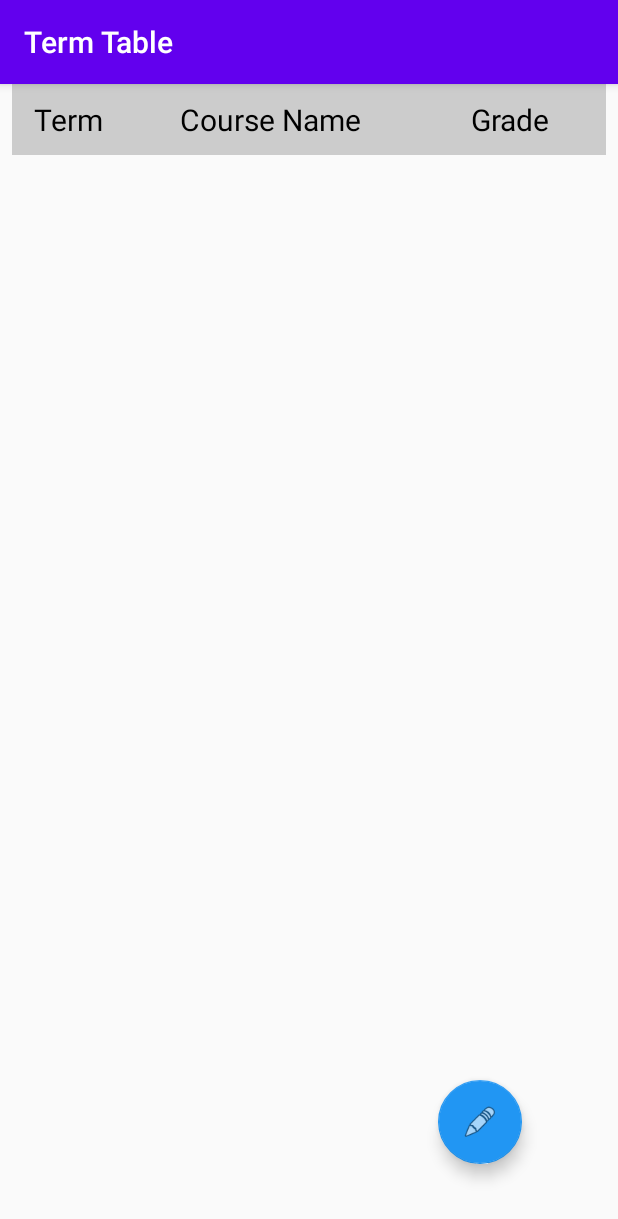
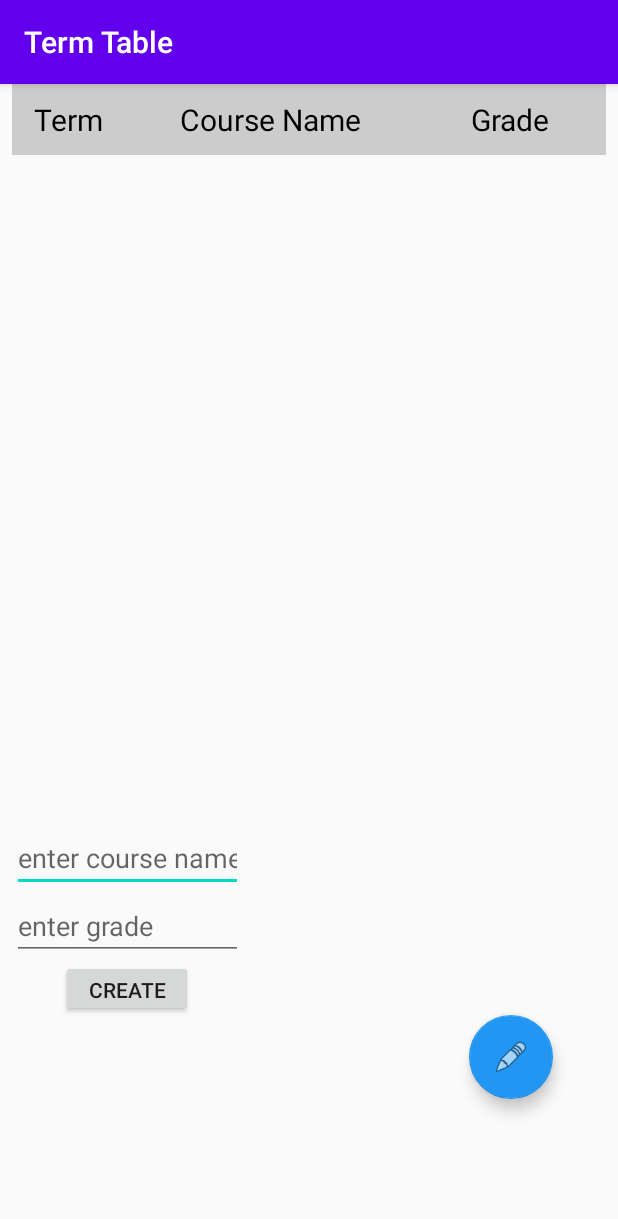
Before and after one commit to Trui-git/GradeTracker, an Android app: the ProgressActivity screen opened directly, with no data from a screen before it, after a tap on an icon or button, on a phone screen of 412 x 824 dp. Shown: the top 1219 px of the screen. Run offline under Robolectric (Android 15) with nearby library versions, the light colour scheme and no system bars; 2 statements that could not run were skipped.

Commit message:
add text edit for progress activity

```diff
--- a/app/src/main/java/com/trios/gradetracker/ProgressActivity.java
+++ b/app/src/main/java/com/trios/gradetracker/ProgressActivity.java
@@ -1,5 +1,6 @@
 package com.trios.gradetracker;
 
+import androidx.annotation.NonNull;
 import androidx.appcompat.app.AppCompatActivity;
 
 import android.content.Intent;
@@ -9,6 +10,10 @@ import android.graphics.Color;
 import android.os.Bundle;
 import android.view.Gravity;
 import android.view.View;
+import android.view.Window;
+import android.view.WindowManager;
+import android.widget.EditText;
+import android.widget.LinearLayout;
 import android.widget.TableLayout;
 import android.widget.TableRow;
 import android.widget.TextView;
@@ -22,6 +27,7 @@ public class ProgressActivity extends AppCompatActivity {
     private SQLiteDatabase db = null;
     private final String DB_NAME = "gradeTrackerDB";
     int termID;
+    private int visible = 0;
 
     ArrayList<String> courseNames = new ArrayList<>();
     ArrayList<Integer> grades = new ArrayList<>();
@@ -29,16 +35,35 @@ public class ProgressActivity extends AppCompatActivity {
     int dummyGrade = 67;
     int totalCourses = 0;
 
+    private static EditText courseName;
+    private static EditText grade;
+
     @Override
     protected void onCreate(Bundle savedInstanceState) {
         super.onCreate(savedInstanceState);
         setContentView(R.layout.activity_progress);
+
+        // restore visibility of edit text fields in linearlayout after rotation
+        if (savedInstanceState != null) {
+            int mVisible = savedInstanceState.getInt("visible");
+            if (mVisible == 1){
+                LinearLayout textInput = (LinearLayout) findViewById(R.id.text_term_content_input);
+                textInput.setVisibility(View.VISIBLE);
+                visible = 1;
+            }
+        }
 
         Bundle extras = getIntent().getExtras();
         if(extras != null)
         {
             termID = extras.getInt("termID");
         }
+
+        // hide the keyboard after rotation
+        Window window = getWindow();
+        if (window != null) {
+            window.setSoftInputMode(WindowManager.LayoutParams.SOFT_INPUT_STATE_HIDDEN);
+        } // hide the keyboard after rotation
 
         FloatingActionButton fab = (FloatingActionButton) findViewById(R.id.fab_grade);
         fab.setOnClickListener(
@@ -47,7 +72,9 @@ public class ProgressActivity extends AppCompatActivity {
                     @Override
                     public void onClick(View view)
                     {
-
+                        LinearLayout textInput = (LinearLayout) findViewById(R.id.text_term_content_input);
+                        textInput.setVisibility(View.VISIBLE);
+                        visible = 1;
                     }
                 });
 
@@ -57,6 +84,12 @@ public class ProgressActivity extends AppCompatActivity {
         // Example of a call to a native method
         String hello = stringFromJNI();
     }
+
+    @Override
+    protected void onSaveInstanceState(@NonNull Bundle outState) {
+        super.onSaveInstanceState(outState);
+        outState.putInt("visible", visible);
+    }  // save visibility of edit text fields in linearlayout
 
     public void GetGrades() {
         db = this.openOrCreateDatabase(DB_NAME, MODE_PRIVATE, null);
@@ -92,6 +125,24 @@ public class ProgressActivity extends AppCompatActivity {
 */
         db.close();
     } // GetGrades()
+
+    public void CreateTermContent(View v) {
+        courseName = (EditText) findViewById(R.id.edit_text_course_name);
+        grade = (EditText) findViewById(R.id.edit_text_grade);
+
+        String name = courseName.getText().toString();
+        int number = Integer.parseInt(grade.getText().toString());
+
+        db = this.openOrCreateDatabase(DB_NAME, MODE_PRIVATE, null);
+        int id = termID + 1; // termID is index of array from main activity
+        db.execSQL("INSERT INTO tblGrade VALUES(?1, '" + name + "', " + number + ", " + id + ");");
+        db.close();
+
+        Intent refreshPage =
+                new Intent(ProgressActivity.this, ProgressActivity.class);
+        startActivity(refreshPage);
+    } // CreateTermContent()
+
 
     public void showTermContent() {
         TableLayout tl = (TableLayout) findViewById(R.id.displayTerm);
--- a/app/src/main/res/layout/activity_main.xml
+++ b/app/src/main/res/layout/activity_main.xml
@@ -28,7 +28,7 @@
     <com.google.android.material.floatingactionbutton.FloatingActionButton
         android:id="@+id/fab"
         android:layout_width="56dp"
-        android:layout_height="57dp"
+        android:layout_height="56dp"
         android:layout_gravity="end|bottom"
         android:layout_margin="16dp"
         android:layout_marginEnd="70dp"
--- a/app/src/main/res/layout/activity_progress.xml
+++ b/app/src/main/res/layout/activity_progress.xml
@@ -12,7 +12,7 @@
         android:layout_height="match_parent"
         android:layout_marginStart="8dp"
         android:layout_marginEnd="8dp"
-        android:layout_marginBottom="120dp"
+        android:layout_marginBottom="300dp"
         android:stretchColumns="1,2,3"
         app:layout_constraintBottom_toBottomOf="parent"
         app:layout_constraintEnd_toEndOf="parent"
@@ -26,7 +26,7 @@
     <com.google.android.material.floatingactionbutton.FloatingActionButton
         android:id="@+id/fab_grade"
         android:layout_width="56dp"
-        android:layout_height="57dp"
+        android:layout_height="56dp"
         android:layout_gravity="end|bottom"
         android:layout_margin="16dp"
         android:layout_marginEnd="70dp"
@@ -35,9 +35,51 @@
         app:backgroundTint="#2196F3"
         app:layout_constraintBottom_toBottomOf="parent"
         app:layout_constraintEnd_toEndOf="parent"
-        app:layout_constraintHorizontal_bias="0.852"
+        app:layout_constraintHorizontal_bias="0.915"
         app:layout_constraintStart_toStartOf="parent"
         app:layout_constraintTop_toBottomOf="@+id/displayTerm"
-        app:layout_constraintVertical_bias="0.0" />
+        app:layout_constraintVertical_bias="0.646" />
 
+    <LinearLayout
+        android:id="@+id/text_term_content_input"
+        android:layout_width="0dp"
+        android:layout_height="250dp"
+        android:layout_marginStart="8dp"
+        android:layout_marginTop="8dp"
+        android:layout_marginEnd="250dp"
+        android:layout_marginBottom="8dp"
+        android:gravity="start"
+        android:orientation="vertical"
+        android:visibility="invisible"
+        app:layout_constraintBottom_toBottomOf="parent"
+        app:layout_constraintEnd_toEndOf="parent"
+        app:layout_constraintStart_toStartOf="parent"
+        app:layout_constraintTop_toBottomOf="@+id/displayTerm">
+
+        <EditText
+            android:id="@+id/edit_text_course_name"
+            android:layout_width="match_parent"
+            android:layout_height="wrap_content"
+            android:autofillHints="@string/courseName"
+            android:hint="@string/courseName"
+            android:inputType="text" />
+
+        <EditText
+            android:id="@+id/edit_text_grade"
+            android:layout_width="match_parent"
+            android:layout_height="wrap_content"
+            android:autofillHints="@string/grade"
+            android:hint="@string/grade"
+            android:inputType="number" />
+
+        <Button
+            android:id="@+id/create_term_content_button"
+            android:layout_width="wrap_content"
+            android:layout_height="38dp"
+            android:layout_gravity="center_horizontal"
+            android:gravity="center"
+            android:onClick="CreateTermContent"
+            android:text="@string/CreateTermContent" />
+
+    </LinearLayout>
 </androidx.constraintlayout.widget.ConstraintLayout>
--- a/app/src/main/res/values/strings.xml
+++ b/app/src/main/res/values/strings.xml
@@ -7,4 +7,8 @@
     <string name="targetGrade">enter target grade</string>
     <string name="createTerm">Create</string>
 
+    <string name="courseName">enter course name</string>
+    <string name="grade">enter grade</string>
+    <string name="CreateTermContent">Create</string>
+
 </resources>
```
Also changed, not shown: app/src/main/java/com/trios/gradetracker/MainActivity.java (+4 -4 lines).
